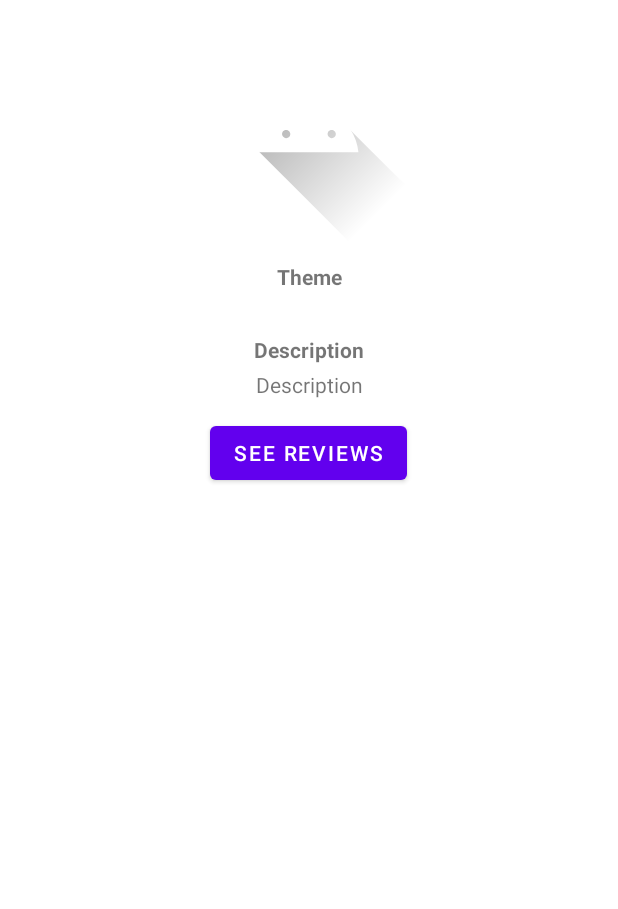
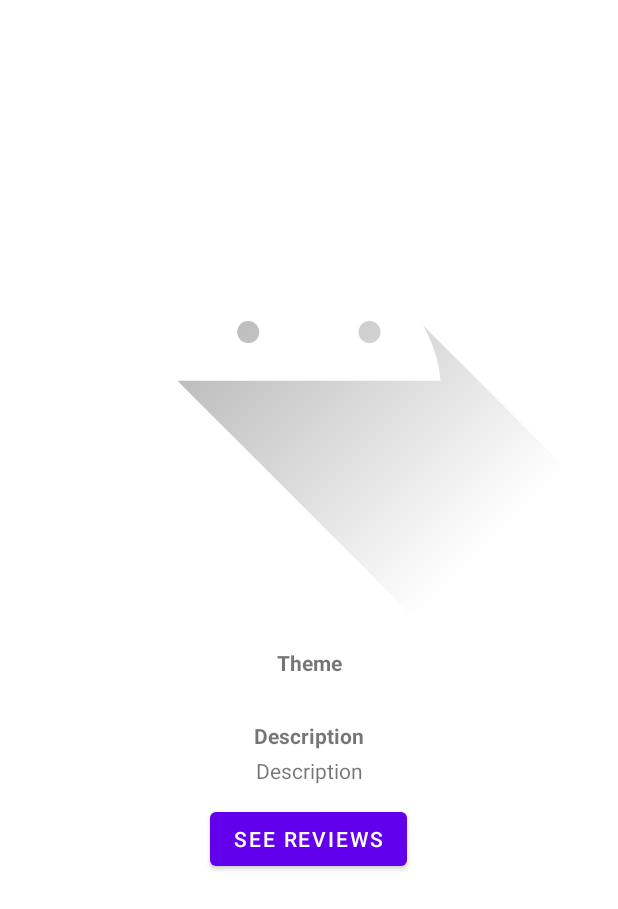
Before and after one commit to ankitguptaswe/APAD-Vaccination-Reviews, an Android app: the layout theme_row.xml on its own in the app's theme, with its tools: preview values and no code run, on a phone screen of 412 x 824 dp. Shown: the top 909 px of the screen. Run offline under Robolectric (Android 15) with nearby library versions, the phone set to English and light mode, and no system bars; network calls fail.

Commit message:
Production Ready. FINAL SUBMISSION

```diff
--- a/Mobile App/app/src/main/java/com/example/apadprojectwork2/MainActivity.kt
+++ b/Mobile App/app/src/main/java/com/example/apadprojectwork2/MainActivity.kt
@@ -157,8 +157,6 @@ val locationListener: LocationListener = object : LocationListener {
     override fun onLocationChanged(location: Location) {
         location_user_lat = location.latitude.toString()
         location_user_lng = location.longitude.toString()
-        Log.d("Lati", location_user_lat.toString())
-        Log.d("Long", location_user_lng.toString())
     }
     override fun onStatusChanged(provider: String, status: Int, extras: Bundle) {}
     override fun onProviderEnabled(provider: String) {}
--- a/Mobile App/app/src/main/java/com/example/apadprojectwork2/ThemeActivity.kt
+++ b/Mobile App/app/src/main/java/com/example/apadprojectwork2/ThemeActivity.kt
@@ -26,7 +26,6 @@ class ThemeActivity() : AppCompatActivity() {
     }
 
     fun onSeeReviewClick(view: View) {
-        println (index.text)
         val intent = Intent(this@ThemeActivity, ReviewActivity::class.java)
         intent.putExtra("Theme", textView_review_title.text)
         startActivity(intent)
--- a/Mobile App/app/src/main/res/layout/theme_row.xml
+++ b/Mobile App/app/src/main/res/layout/theme_row.xml
@@ -23,7 +23,7 @@
         android:layout_width="0dp"
         android:layout_height="0dp"
         android:layout_marginTop="10dp"
-        app:layout_constraintDimensionRatio="8:3"
+        app:layout_constraintDimensionRatio="1:1"
         app:layout_constraintEnd_toEndOf="parent"
         app:layout_constraintStart_toStartOf="parent"
         app:layout_constraintTop_toTopOf="parent"
@@ -77,12 +77,4 @@
         app:layout_constraintStart_toStartOf="parent"
         app:layout_constraintTop_toBottomOf="@+id/textView_review_description" />
 
-    <TextView
-        android:id="@+id/index"
-        android:layout_width="wrap_content"
-        android:layout_height="wrap_content"
-        android:text="TextView"
-        android:textSize="0sp"
-        tools:layout_editor_absoluteX="16dp"
-        tools:layout_editor_absoluteY="19dp" />
 </androidx.constraintlayout.widget.ConstraintLayout>
```
Also changed, not shown: Mobile App/app/src/main/java/com/example/apadprojectwork2/FirstFragment.kt (+12 -2 lines), Mobile App/app/src/main/java/com/example/apadprojectwork2/ReviewActivity.kt (+3 -6 lines).
